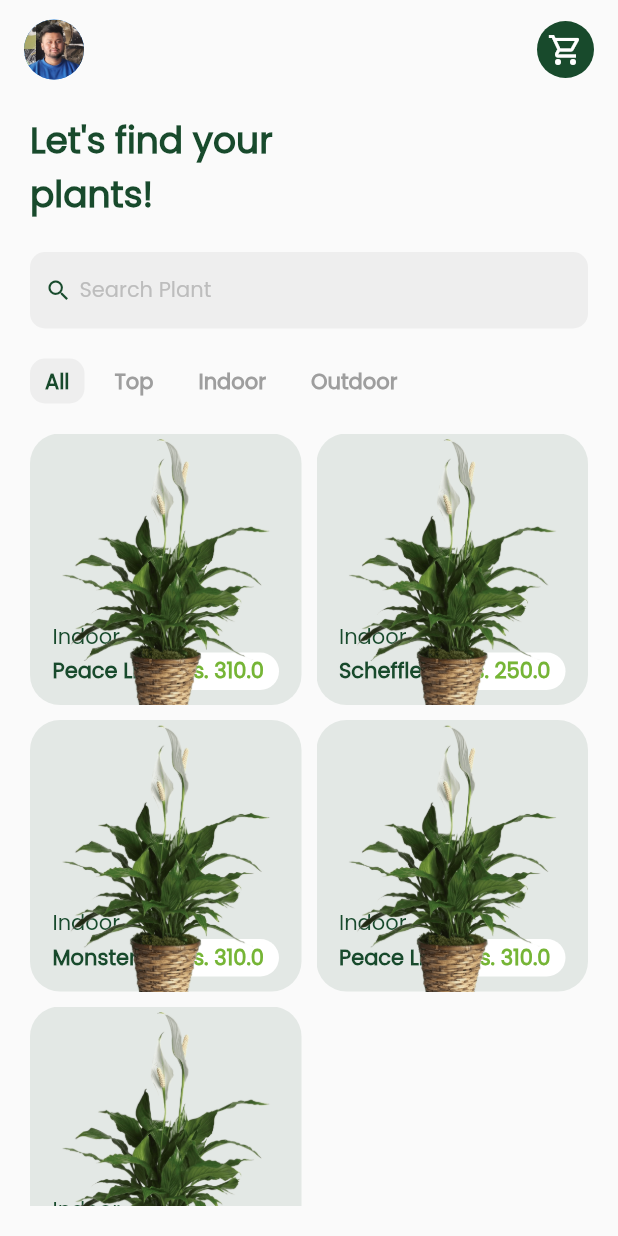
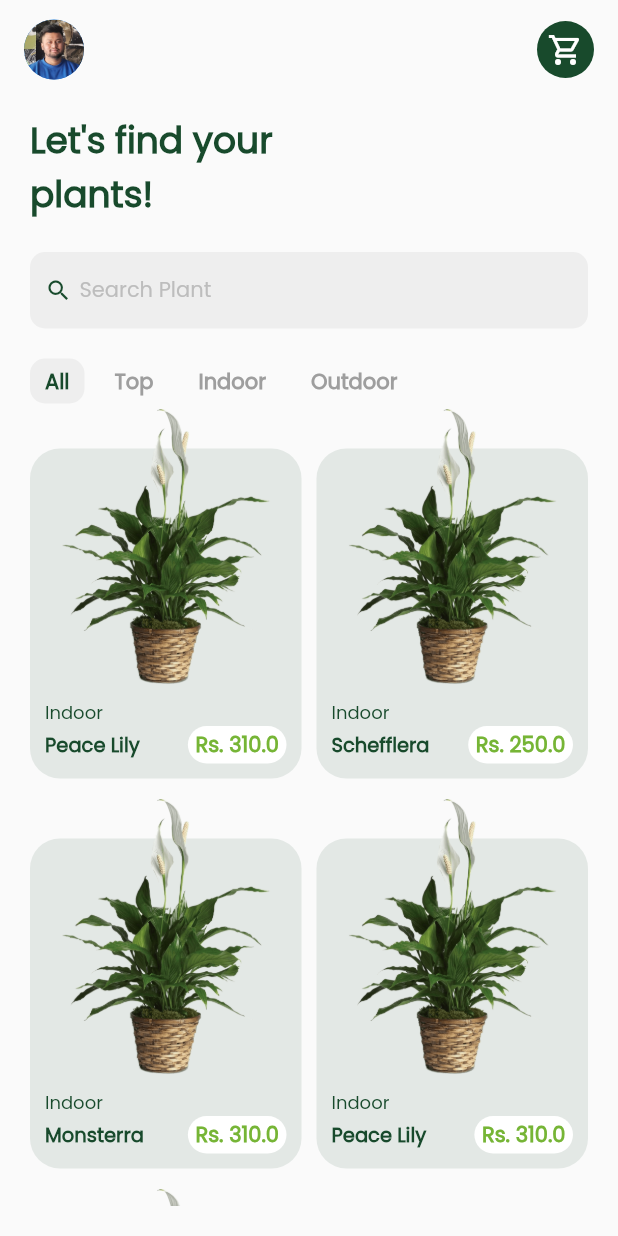
Before and after one commit to kshitij-grg/ecom-practice-app, a Flutter app: the ExploreScreen screen opened directly, on a phone screen of 412 x 824 dp. Run offline on Flutter 3.47's test engine with Material 2 defaults, Android fonts, the phone set to English and light mode, and no system bars.

Commit message:
fixed the plant tile in main screen

```diff
--- a/lib/modules/explore/widgets/explore_screen_body.dart
+++ b/lib/modules/explore/widgets/explore_screen_body.dart
@@ -109,7 +109,12 @@ class _ExploreScreenBodyState extends State<ExploreScreenBody> {
     return GridView.builder(
       itemCount: categoryPlants.length,
       gridDelegate: const SliverGridDelegateWithFixedCrossAxisCount(
-          crossAxisCount: 2, crossAxisSpacing: 10, mainAxisSpacing: 10),
+        crossAxisCount: 2,
+        crossAxisSpacing: 10,
+        mainAxisSpacing: 10,
+        mainAxisExtent:
+            250, //place the same value as we did in the plant tile widget
+      ),
       itemBuilder: (context, index) =>
           PlantTile(product: categoryPlants[index]),
     );
@@ -144,9 +149,6 @@ class _ExploreScreenBodyState extends State<ExploreScreenBody> {
               ),
             ),
           ),
-          const SizedBox(
-            height: 20,
-          ),
           // this one is for all the plants
           Expanded(child: getPlants()),
         ],
--- a/lib/modules/explore/widgets/plant_tile.dart
+++ b/lib/modules/explore/widgets/plant_tile.dart
@@ -2,6 +2,7 @@
 
 import 'package:first_class/constants.dart';
 import 'package:first_class/data/models/product/product.dart';
+import 'package:first_class/modules/single_plant/single_plant_screen.dart';
 import 'package:flutter/material.dart';
 
 class PlantTile extends StatelessWidget {
@@ -10,13 +11,18 @@ class PlantTile extends StatelessWidget {
 
   @override
   Widget build(BuildContext context) {
-    return SizedBox(
-      height: 270,
+    return InkWell(
+      onTap: () {
+        Navigator.push(context,
+            MaterialPageRoute(builder: (context) => SinglePlantTile()));
+      },
+      child: SizedBox(
+        height: 250, //decreased the value to some extent here
         child: Stack(alignment: Alignment.bottomCenter, children: [
           Container(
             width: MediaQuery.of(context).size.width / 2,
             height: 220,
-          padding: EdgeInsets.symmetric(horizontal: 15, vertical: 10),
+            padding: EdgeInsets.all(10), //decrease the padding to 10 from 15
             decoration: BoxDecoration(
               borderRadius: BorderRadius.circular(20),
               color: primaryColor.withOpacity(.1),
@@ -25,17 +31,25 @@ class PlantTile extends StatelessWidget {
               crossAxisAlignment: CrossAxisAlignment.start,
               mainAxisAlignment: MainAxisAlignment.end,
               children: [
-              Text("Indoor", style: TextStyle(color: primaryColor)),
+                Text("Indoor",
+                    style: TextStyle(
+                      color: primaryColor, fontSize: 12, //font size decreased
+                    )),
                 Row(
                   mainAxisAlignment: MainAxisAlignment.spaceBetween,
                   children: [
                     Text(
                       product.name,
                       style: TextStyle(
-                        color: primaryColor, fontWeight: FontWeight.w600),
+                        color: primaryColor,
+                        fontWeight: FontWeight.w600,
+                        fontSize: 13, //font size decreased
+                      ),
                     ),
                     Container(
-                    padding: EdgeInsets.symmetric(horizontal: 10, vertical: 2),
+                      padding: EdgeInsets.symmetric(
+                          horizontal: 5,
+                          vertical: 2), //decrease the padding here also
                       decoration: BoxDecoration(
                           borderRadius: BorderRadius.circular(20),
                           color: Colors.white),
@@ -61,6 +75,7 @@ class PlantTile extends StatelessWidget {
             ),
           ),
         ]),
+      ),
     );
   }
 }
```
Also changed, not shown: lib/modules/single_plant/single_plant_screen.dart (added, +60 -0 lines). Lines whose indentation alone changed are shown as unchanged.
